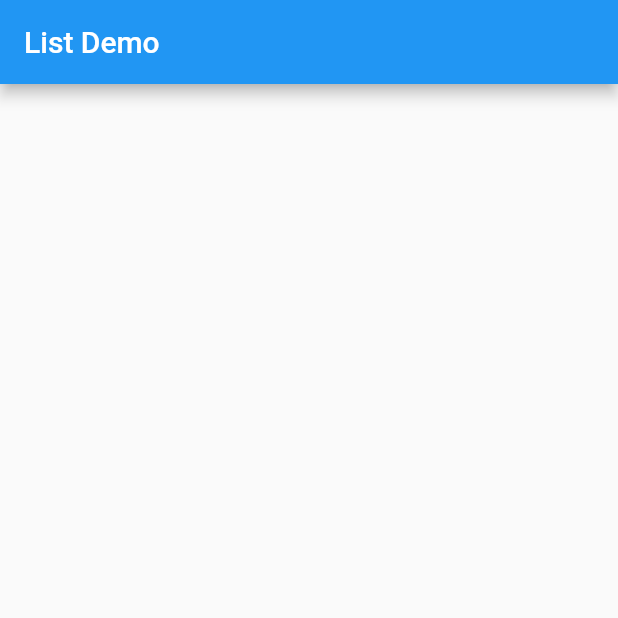
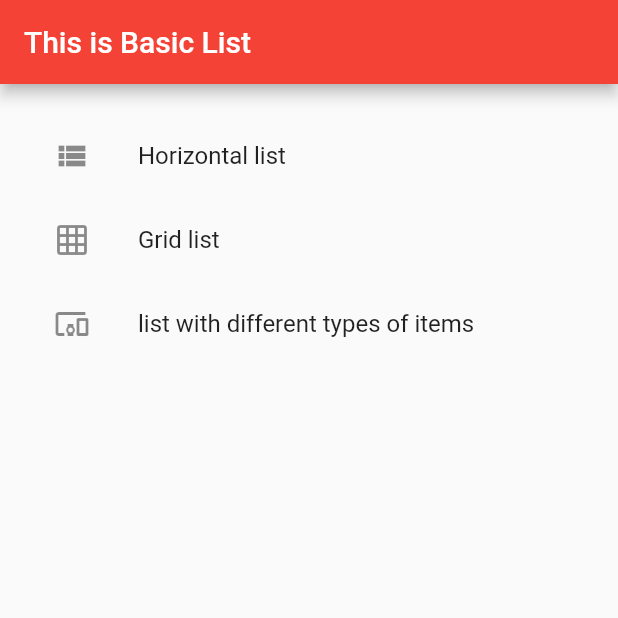
Before and after one commit to krishnads/FlutterListDemo, a Flutter app: the screen it shows after launch, on a phone screen of 412 x 824 dp, the top half of it. Run offline on Flutter 3.47's test engine with Material 2 defaults, Android fonts, the phone set to English and light mode, and no system bars.

Commit message:
list types defining

```diff
--- a/list_demo/lib/Home.dart
+++ b/list_demo/lib/Home.dart
@@ -1,12 +1,37 @@
 import 'package:flutter/material.dart';
 
 class Home extends StatelessWidget {
+
+  final List listTypes;
+
+
   @override
   Widget build(BuildContext context) {
     return new Scaffold(
       appBar: new AppBar(
-        title: new Text('List Demo'),
+        title: new Text('This is Basic List'),
+      ),
+      body: ListView(
+        padding: EdgeInsets.all(20),
+        children: <Widget>[
+          ListTile(
+            leading: Icon(Icons.view_list),
+            title: Text('Horizontal list'),
+          ),
+          ListTile(
+            leading: Icon(Icons.grid_on),
+            title: Text('Grid list'),
+          ),
+          ListTile(
+            leading: Icon(Icons.devices_other),
+            title: Text('list with different types of items'),
+          ),
+        ],
       ),
     );
   }
 }
+
+// Create a horizontal list
+// Creating a Grid List
+// Creating lists with different types of items
--- a/list_demo/lib/main.dart
+++ b/list_demo/lib/main.dart
@@ -7,9 +7,9 @@ class MyApp extends StatelessWidget {
   @override
   Widget build(BuildContext context) {
     return MaterialApp(
-      title: 'Login Demo',
+      title: 'List Demo',
       theme: ThemeData(
-        primarySwatch: Colors.blue,
+        primarySwatch: Colors.red,
       ),
       initialRoute: '/',
       routes: {
```
